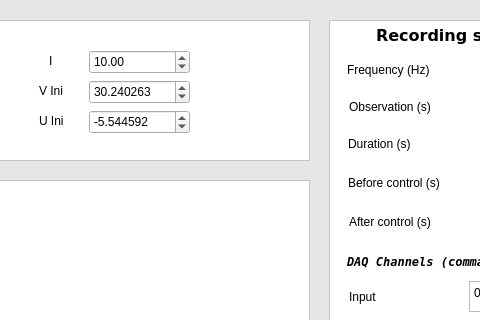
GNB-UAM/RTHybrid, file gui/rthybrid.ui: the form before one commit; both pictures show x 721 to 1201 and y 0 to 320 of the 1341 by 711 pixel window.
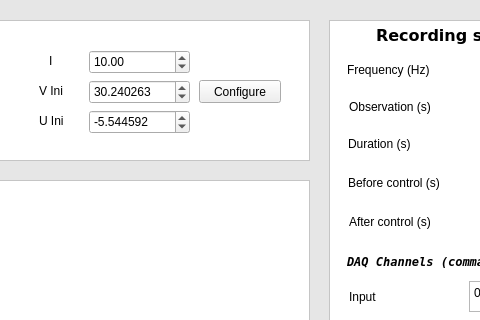
The form after the commit. The open tabs and pages were chosen to show the change. Icons and pictures are not drawn.

Commit message: Migration to model configuration window system: now Izhikevich model has a pop-up window to configure its parameters. Every time that the model is selected the window pops, so the parameters cannot be left blank. args.vars and args.params are freed every time a new model is selected, but not at the end of clamp.c. Parameters are stored from one execution to the next using QSettings (but a way of exporting configs to XML would be desirable).

The edit to the form file:
```diff
--- a/gui/rthybrid.ui
+++ b/gui/rthybrid.ui
@@ -1484,6 +1484,19 @@
         <double>-5.544592000000000</double>
        </property>
       </widget>
+      <widget class="QPushButton" name="buttonIzConfig">
+       <property name="geometry">
+        <rect>
+         <x>650</x>
+         <y>50</y>
+         <width>82</width>
+         <height>23</height>
+        </rect>
+       </property>
+       <property name="text">
+        <string>Configure</string>
+       </property>
+      </widget>
      </widget>
      <widget class="QWidget" name="pageHr">
       <widget class="QLabel" name="label_20">
```
The commit also changes 9 other files.
